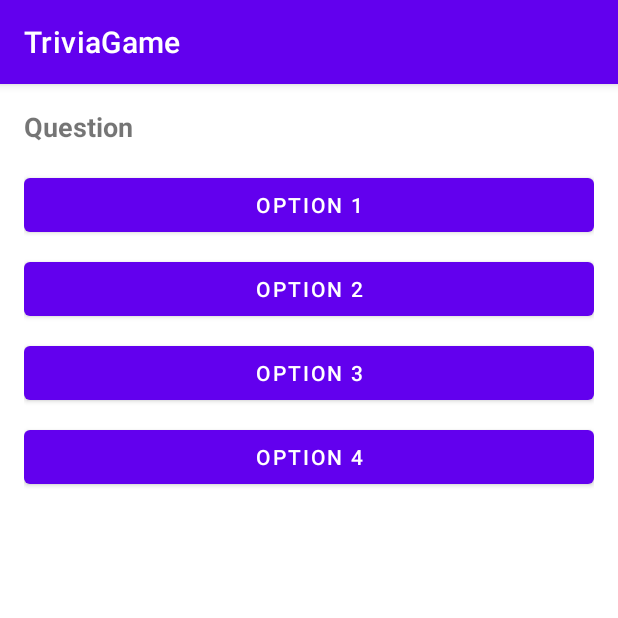
After one commit to KWells58/TriviaGame, an Android app: the QuizActivity screen opened directly, with no data from a screen before it, on a phone screen of 412 x 824 dp, the top half of it. The commit adds this screen. Run offline under Robolectric (Android 15) with nearby library versions, the phone set to English and light mode, and no system bars; 4 statements that could not run were skipped.

Commit message:
added implementation for the difficulty selector, new method in QuizActivity and quiz activity works

```diff
--- a/app/src/main/AndroidManifest.xml
+++ b/app/src/main/AndroidManifest.xml
@@ -33,5 +33,7 @@
             android:exported="false"/>
         <activity android:name=".DifficultySelectorActivity"
             android:exported="false"/>
+        <activity android:name=".QuizActivity"
+            android:exported="false"/>
     </application>
 </manifest>
--- /dev/null
+++ b/app/src/main/java/edu/floridapoly/securesoftware/spring24/triviagame/QuizActivity.java
@@ -0,0 +1,134 @@
+package edu.floridapoly.securesoftware.spring24.triviagame;
+
+import android.os.Bundle;
+import android.os.SystemClock;
+import android.view.View;
+import android.widget.Button;
+import android.widget.TextView;
+import android.widget.Toast;
+import androidx.appcompat.app.AppCompatActivity;
+import java.util.List;
+import java.util.Locale;
+
+public class QuizActivity extends AppCompatActivity {
+
+    private List<Question> questionList;
+    private int currentQuestionIndex = 0;
+    private int score = 0;
+    private long startTime;
+
+    private TextView questionTextView;
+    private Button option1Button;
+    private Button option2Button;
+    private Button option3Button;
+    private Button option4Button;
+
+    @Override
+    protected void onCreate(Bundle savedInstanceState) {
+        super.onCreate(savedInstanceState);
+        setContentView(R.layout.activity_quiz);
+
+        // Record the start time
+        startTime = SystemClock.elapsedRealtime();
+
+        // Receive the selected difficulty level
+        String difficulty = getIntent().getStringExtra("difficulty");
+
+        // Query the database for questions based on the selected difficulty level
+        QuizDbHelper dbHelper = new QuizDbHelper(this);
+
+        // Create questions
+        Question q1 = new Question("What is the capital of France?", "London", "Berlin", "Paris", "Madrid", 3, "Medium");
+        Question q2 = new Question("What is the largest planet in our solar system?", "Earth", "Mars", "Jupiter", "Saturn", 3, "Medium");
+        Question q3 = new Question("What is the powerhouse of the cell?", "Mitochondria", "Nucleus", "Ribosome", "Golgi apparatus", 1, "Easy");
+
+// Add questions to the database
+        dbHelper.addQuestion(q1);
+        dbHelper.addQuestion(q2);
+        dbHelper.addQuestion(q3);
+
+        questionList = dbHelper.getQuestionsByDifficulty(difficulty);
+
+        // Initialize UI components
+        questionTextView = findViewById(R.id.questionTextView);
+        option1Button = findViewById(R.id.option1Button);
+        option2Button = findViewById(R.id.option2Button);
+        option3Button = findViewById(R.id.option3Button);
+        option4Button = findViewById(R.id.option4Button);
+
+        // Display the first question
+        showQuestion();
+
+        // Set click listeners for answer buttons
+        option1Button.setOnClickListener(new View.OnClickListener() {
+            @Override
+            public void onClick(View v) {
+                checkAnswer(1);
+            }
+        });
+
+        option2Button.setOnClickListener(new View.OnClickListener() {
+            @Override
+            public void onClick(View v) {
+                checkAnswer(2);
+            }
+        });
+
+        option3Button.setOnClickListener(new View.OnClickListener() {
+            @Override
+            public void onClick(View v) {
+                checkAnswer(3);
+            }
+        });
+
+        option4Button.setOnClickListener(new View.OnClickListener() {
+            @Override
+            public void onClick(View v) {
+                checkAnswer(4);
+            }
+        });
+    }
+
+    private void showQuestion() {
+        if (currentQuestionIndex < questionList.size()) {
+            Question question = questionList.get(currentQuestionIndex);
+            questionTextView.setText(question.getQuestion());
+            option1Button.setText(question.getOption1());
+            option2Button.setText(question.getOption2());
+            option3Button.setText(question.getOption3());
+            option4Button.setText(question.getOption4());
+        } else {
+            // No more questions, end the quiz
+            endQuiz();
+        }
+    }
+
+    private void checkAnswer(int selectedOption) {
+        Question question = questionList.get(currentQuestionIndex);
+        if (selectedOption == question.getAnswerNr()) {
+            // Correct answer
+            score++;
+            Toast.makeText(this, "Correct!", Toast.LENGTH_SHORT).show();
+        } else {
+            // Incorrect answer
+            Toast.makeText(this, "Wrong!", Toast.LENGTH_SHORT).show();
+        }
+
+        // Move to the next question
+        currentQuestionIndex++;
+        showQuestion();
+    }
+
+    private void endQuiz() {
+        // Calculate the time taken
+        long elapsedTime = SystemClock.elapsedRealtime() - startTime;
+        int seconds = (int) (elapsedTime / 1000);
+        int minutes = seconds / 60;
+        seconds %= 60;
+        String timeTaken = String.format(Locale.getDefault(), "%02d:%02d", minutes, seconds);
+
+        // Display the user's final score and time taken
+        Toast.makeText(this, "Quiz ended. Your score: " + score + "\nTime taken: " + timeTaken, Toast.LENGTH_LONG).show();
+        finish();
+    }
+}
--- a/app/src/main/java/edu/floridapoly/securesoftware/spring24/triviagame/QuizDbHelper.java
+++ b/app/src/main/java/edu/floridapoly/securesoftware/spring24/triviagame/QuizDbHelper.java
@@ -1,5 +1,6 @@
 package edu.floridapoly.securesoftware.spring24.triviagame;
 
+import android.annotation.SuppressLint;
 import android.content.ContentValues;
 import android.content.Context;
 import android.database.Cursor;
@@ -110,4 +111,34 @@ public class QuizDbHelper extends SQLiteOpenHelper {
         return questionList;
     }
 
+
+    // Fetching questions from the database based on difficulty level
+    @SuppressLint("Range")
+    public List<Question> getQuestionsByDifficulty(String difficulty) {
+        List<Question> questionList = new ArrayList<>();
+        SQLiteDatabase db = this.getReadableDatabase();
+        String[] selectionArgs = {difficulty};
+        Cursor cursor = db.rawQuery("SELECT * FROM " + TABLE_QUESTIONS + " WHERE " + COLUMN_DIFFICULTY + " = ?", selectionArgs);
+
+        if (cursor.moveToFirst()) {
+            do {
+                Question question = new Question();
+                question.setId(cursor.getInt(cursor.getColumnIndex(COLUMN_ID)));
+                question.setQuestion(cursor.getString(cursor.getColumnIndex(COLUMN_QUESTION)));
+                question.setOption1(cursor.getString(cursor.getColumnIndex(COLUMN_OPTION1)));
+                question.setOption2(cursor.getString(cursor.getColumnIndex(COLUMN_OPTION2)));
+                question.setOption3(cursor.getString(cursor.getColumnIndex(COLUMN_OPTION3)));
+                question.setOption4(cursor.getString(cursor.getColumnIndex(COLUMN_OPTION4)));
+                question.setAnswerNr(cursor.getInt(cursor.getColumnIndex(COLUMN_ANSWER_NR)));
+                question.setDifficulty(cursor.getString(cursor.getColumnIndex(COLUMN_DIFFICULTY)));
+                questionList.add(question);
+            } while (cursor.moveToNext());
+        }
+
+        cursor.close();
+        db.close();
+        return questionList;
+    }
+
+
 }
--- /dev/null
+++ b/app/src/main/res/layout/activity_quiz.xml
@@ -0,0 +1,45 @@
+<?xml version="1.0" encoding="utf-8"?>
+<LinearLayout xmlns:android="http://schemas.android.com/apk/res/android"
+    android:layout_width="match_parent"
+    android:layout_height="match_parent"
+    android:orientation="vertical"
+    android:padding="16dp">
+
+    <TextView
+        android:id="@+id/questionTextView"
+        android:layout_width="match_parent"
+        android:layout_height="wrap_content"
+        android:text="Question"
+        android:textSize="18sp"
+        android:textStyle="bold"
+        android:layout_marginBottom="16dp"/>
+
+    <Button
+        android:id="@+id/option1Button"
+        android:layout_width="match_parent"
+        android:layout_height="wrap_content"
+        android:text="Option 1"
+        android:layout_marginBottom="8dp"/>
+
+    <Button
+        android:id="@+id/option2Button"
+        android:layout_width="match_parent"
+        android:layout_height="wrap_content"
+        android:text="Option 2"
+        android:layout_marginBottom="8dp"/>
+
+    <Button
+        android:id="@+id/option3Button"
+        android:layout_width="match_parent"
+        android:layout_height="wrap_content"
+        android:text="Option 3"
+        android:layout_marginBottom="8dp"/>
+
+    <Button
+        android:id="@+id/option4Button"
+        android:layout_width="match_parent"
+        android:layout_height="wrap_content"
+        android:text="Option 4"
+        android:layout_marginBottom="8dp"/>
+
+</LinearLayout>
```
Also changed, not shown: app/src/main/java/edu/floridapoly/securesoftware/spring24/triviagame/DifficultySelectorActivity.java (+48 -1 lines), app/src/main/res/layout/activity_difficulty_selector.xml (+28 -3 lines).
